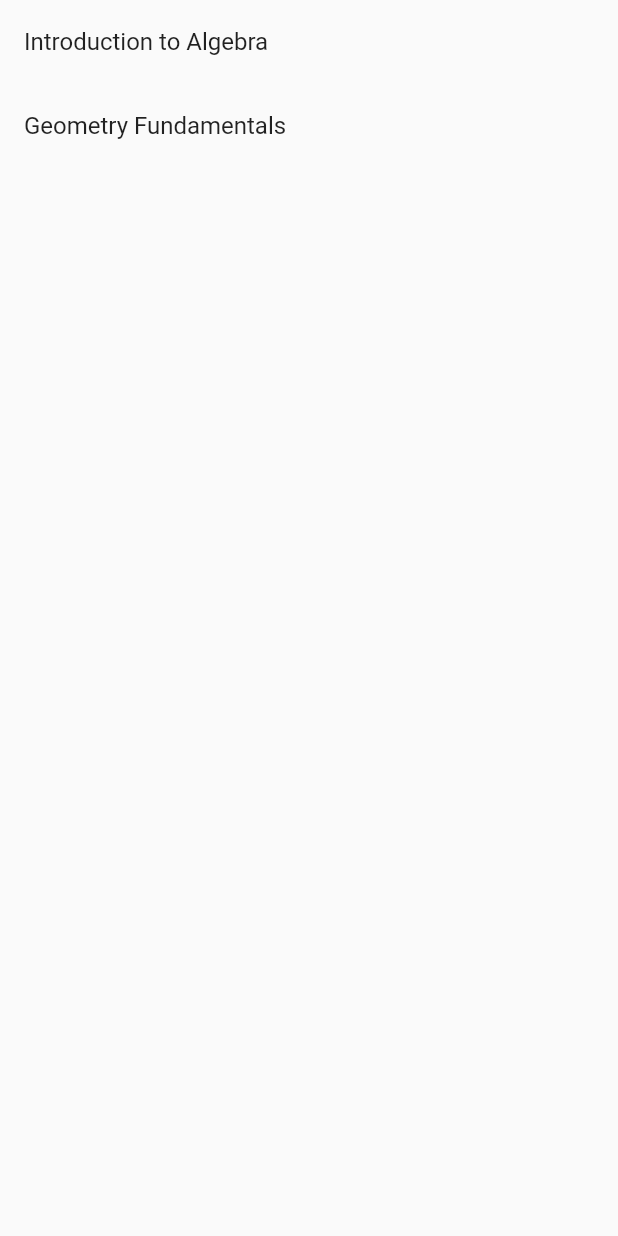
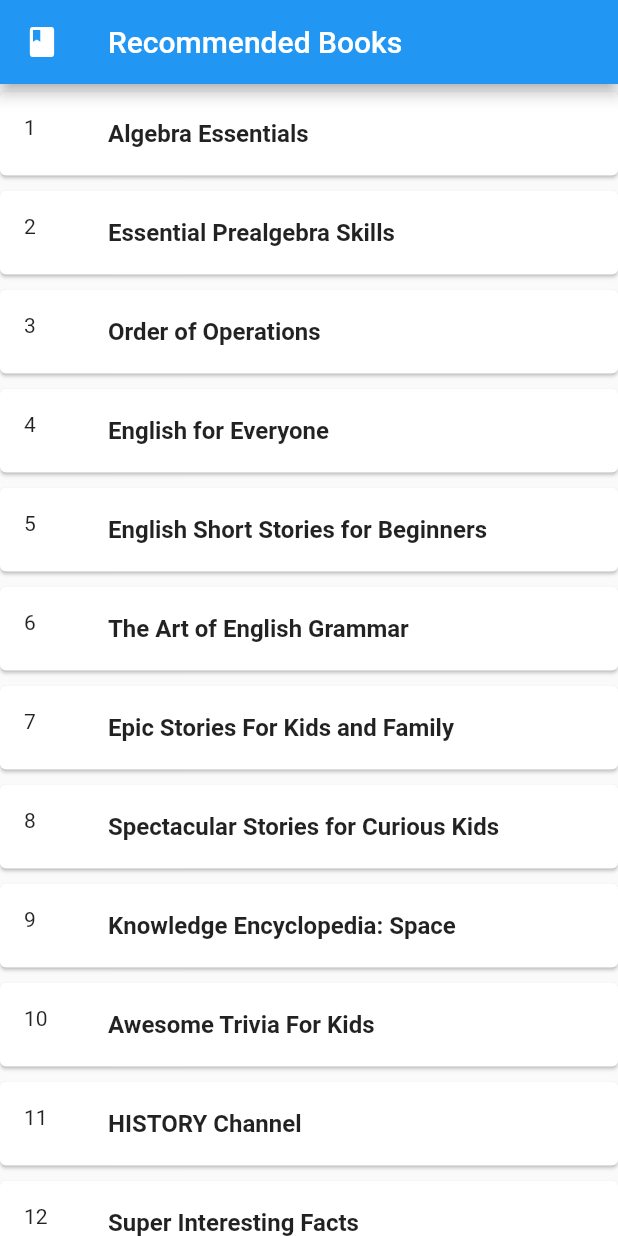
Before and after one commit to ximon-x/E-Learning, a Flutter app: the RecommedationPage screen opened directly, on a phone screen of 412 x 824 dp. Run offline on Flutter 3.47's test engine with Material 2 defaults, Android fonts, the phone set to English and light mode, and no system bars; our stand-ins replace cloud_firestore, firebase_auth, firebase_core, flutter_easyloading, flutter_native_splash, google_sign_in and 2 more; missing offline and left inert: firebase_ui_auth, firebase_ui_oauth_google; accounts and stored records are empty; generated files the repository leaves out were written again.

Commit message:
fix: resolved all issues

```diff
--- a/client/lib/pages/recommendation_page.dart
+++ b/client/lib/pages/recommendation_page.dart
@@ -1,6 +1,7 @@
 import 'package:cloud_firestore/cloud_firestore.dart';
 import 'package:firebase_auth/firebase_auth.dart';
 import 'package:flutter/material.dart';
+import 'package:flutter_easyloading/flutter_easyloading.dart';
 import 'package:iLearn/pages/analytics_page.dart';
 import 'package:iLearn/utils/enums.dart';
 import 'package:iLearn/utils/helpers.dart';
@@ -23,42 +24,133 @@
 
 class _RecommendationPage extends State<RecommedationPage> {
   List scores = [];
-  String worstSubject = "";
-  String bestSubject = "";
+  Subjects? worstSubject;
+  Subjects? bestSubject;
 
   final List<Book> books = [
     Book(
-      'Introduction to Algebra',
+      'Algebra Essentials',
       Uri.parse(
-        'https://www.amazon.com/Introduction-Algebra-John-Doe/dp/123456789',
+        'https://www.amazon.com/Algebra-Essentials-Practice-Workbook-Answers/dp/1453661387/',
       ),
       Subjects.Math,
     ),
     Book(
-      'Geometry Fundamentals',
+      'Essential Prealgebra Skills',
       Uri.parse(
-        'https://www.amazon.com/Geometry-Fundamentals-Jane-Smith/dp/987654321',
+        'https://www.amazon.com/Essential-Prealgebra-Skills-Practice-Workbook/dp/1941691080/',
       ),
       Subjects.Math,
     ),
 
-    // Add more books as needed
+    Book(
+      'Order of Operations',
+      Uri.parse(
+        'https://www.amazon.com/Order-Operations-Pre-Algebra-Step-Step/dp/1635785456/',
+      ),
+      Subjects.Math,
+    ),
+
+    // English
+    Book(
+      'English for Everyone',
+      Uri.parse(
+        'https://www.amazon.com/English-Everyone-Slipcase-Beginner-DK/dp/1465475583/',
+      ),
+      Subjects.English,
+    ),
+
+    Book(
+      'English Short Stories for Beginners',
+      Uri.parse(
+        'https://www.amazon.com/English-Stories-Beginners-Intermediate-Learners/dp/1950321282/',
+      ),
+      Subjects.English,
+    ),
+
+    Book(
+      'The Art of English Grammar',
+      Uri.parse(
+        'https://www.amazon.com/Art-English-Grammar-Practice-Workbook/dp/1941691366/',
+      ),
+      Subjects.English,
+    ),
+
+    // History
+    Book(
+      'Epic Stories For Kids and Family',
+      Uri.parse(
+        'https://www.amazon.com/Epic-Stories-Kids-Family-Fascinating/dp/1957515163/',
+      ),
+      Subjects.History,
+    ),
+
+    Book(
+      'Spectacular Stories for Curious Kids',
+      Uri.parse(
+        'https://www.amazon.com/Spectacular-Stories-Curious-Kids-Fascinating/dp/1953429130/',
+      ),
+      Subjects.History,
+    ),
+
+    Book(
+      'Knowledge Encyclopedia: Space',
+      Uri.parse(
+        'https://www.amazon.com/Knowledge-Encyclopedia-Wonder-House-Books/dp/935440443X/',
+      ),
+      Subjects.History,
+    ),
+
+    // General
+    Book(
+      'Awesome Trivia For Kids',
+      Uri.parse(
+        'https://www.amazon.com/Awesome-Trivia-Kids-Challenging-Questions/dp/B08BDZ2HB5/',
+      ),
+      Subjects.General,
+    ),
+
+    Book(
+      'HISTORY Channel',
+      Uri.parse(
+        'https://www.amazon.com/HISTORY-Channel-Trivia-Game-Knowledge/dp/B0BZQTMVRM/',
+      ),
+      Subjects.General,
+    ),
+
+    Book(
+      'Super Interesting Facts',
+      Uri.parse(
+        'https://www.amazon.com/Super-Interesting-Facts-Smart-Kids/dp/B0BGGM9SGY/',
+      ),
+      Subjects.General,
+    ),
   ];
 
   @override
   Widget build(BuildContext context) {
     return Scaffold(
+        appBar: AppBar(
+          title: const Text('Recommended Books'),
+          leading: const Icon(Icons.book),
+        ),
         body: Column(children: [
           Expanded(
               child: ListView.builder(
                   itemCount: books.length,
                   itemBuilder: (context, index) {
-                return ListTile(
-                  title: Text(books[index].title),
+                    return Card(
+                        margin: const EdgeInsets.fromLTRB(0, 5, 0, 5),
+                        child: ListTile(
+                          title: Text(
+                            books[index].title,
+                            style: const TextStyle(fontWeight: FontWeight.bold),
+                          ),
+                          leading: Text("${index + 1}"),
                           onTap: () {
                             launchUrl(books[index].amazonUrl);
                           },
-                );
+                        ));
                   })),
         ]));
   }
@@ -92,15 +184,43 @@
 
   @override
   initState() {
+    try {
+      EasyLoading.show(
+        status: 'Getting Recommendations',
+        maskType: EasyLoadingMaskType.black,
+      );
+
       fetchScores().then((value) {
         setState(() {
           scores = value;
 
-        bestSubject = getBestSubject(scores);
-        worstSubject = getWorstSubject(scores);
+          bestSubject = getSubject(getBestSubject(scores));
+          worstSubject = getSubject(getWorstSubject(scores));
+
+          // Sort books array based on worst subject first and best subject last
+
+          if (bestSubject == null || worstSubject == null) return;
+
+          books.sort((a, b) {
+            if (a.subject == worstSubject) {
+              return -1;
+            } else if (b.subject == worstSubject) {
+              return 1;
+            } else if (a.subject == bestSubject) {
+              return 1;
+            } else if (b.subject == bestSubject) {
+              return -1;
+            } else {
+              return 0;
+            }
           });
         });
-
+      });
+    } catch (e) {
+      EasyLoading.showError("Something went wrong: $e");
+    } finally {
+      EasyLoading.dismiss();
       super.initState();
     }
   }
+}
--- a/client/lib/utils/helpers.dart
+++ b/client/lib/utils/helpers.dart
@@ -1,4 +1,5 @@
 import 'dart:convert';
+
 import 'package:flutter/services.dart';
 import 'package:iLearn/utils/classes.dart';
 import 'package:iLearn/utils/enums.dart';
@@ -89,6 +90,21 @@
   return questions;
 }
 
+Subjects? getSubject(String subject) {
+  switch (subject) {
+    case "math":
+      return Subjects.Math;
+    case "english":
+      return Subjects.English;
+    case "history":
+      return Subjects.History;
+    case "general":
+      return Subjects.General;
+    default:
+      return null;
+  }
+}
+
 num getWorstHour(List<dynamic> scores) {
   Map<int, num> hours = {};
 
```
Also changed, not shown: 2 other files. Lines whose indentation alone changed are shown as unchanged.
